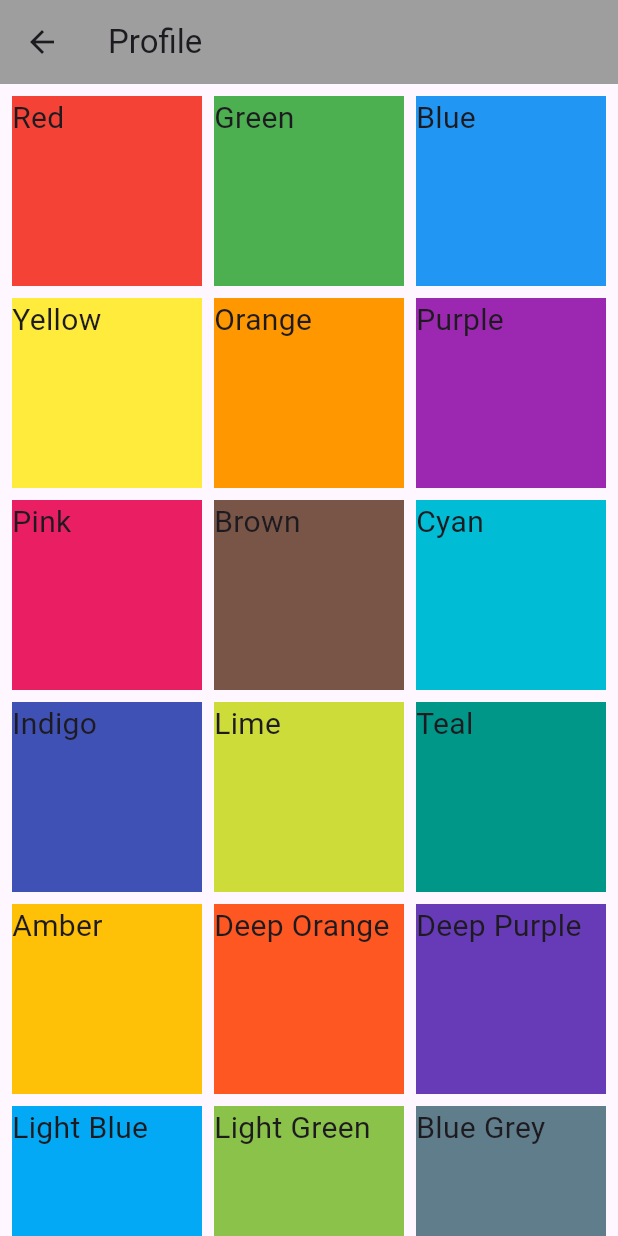
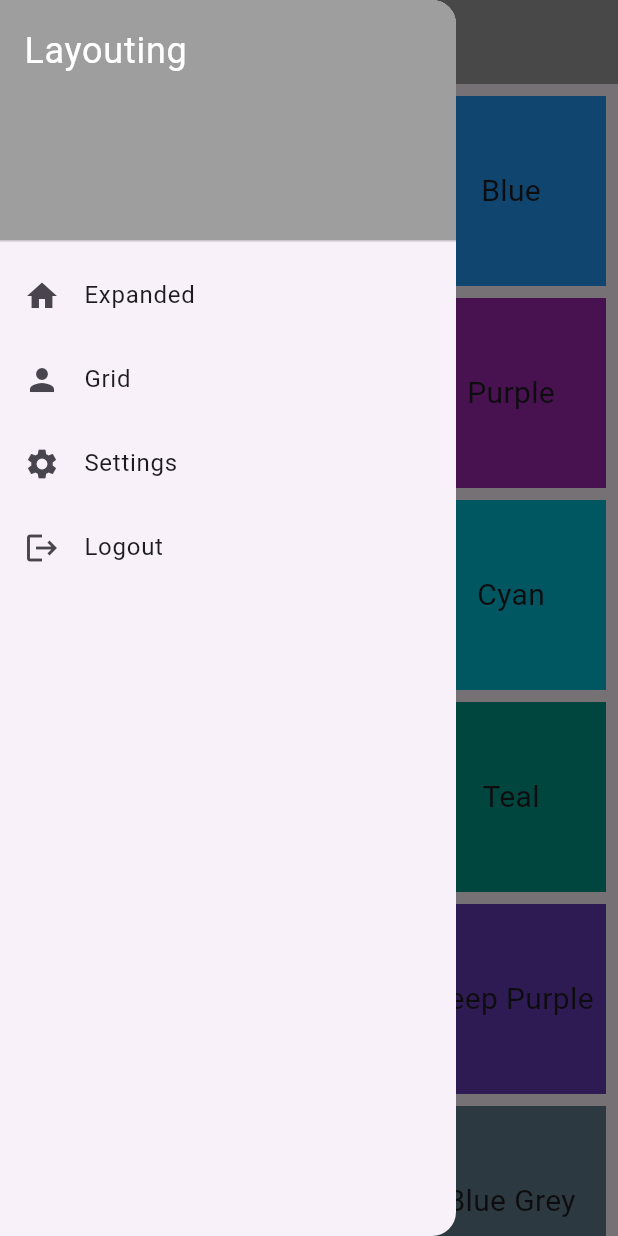
Before and after one commit to Habibieproject/ppkd_b_1, a Flutter app: the ProfileScreen screen opened directly, with the side drawer open (before the commit the screen has no drawer), on a phone screen of 412 x 824 dp. Run offline on Flutter 3.47's test engine with Material 3 defaults, Android fonts, the light colour scheme and no system bars.

Commit message:
Layouting Widget :  Expanded

```diff
--- a/lib/views/main/main_screen.dart
+++ b/lib/views/main/main_screen.dart
@@ -61,6 +61,7 @@ class _MainScreenState extends State<MainScreen> {
           BottomNavigationBarItem(icon: Icon(Icons.school), label: 'School'),
           BottomNavigationBarItem(icon: Icon(Icons.stacked_bar_chart), label: 'Stack'),
         ],
+
         currentIndex: _selectedIndex,
         selectedItemColor: Colors.amber[800],
         unselectedItemColor: Colors.blue[800],
--- a/lib/views/main/stack/profile_screen.dart
+++ b/lib/views/main/stack/profile_screen.dart
@@ -1,31 +1,94 @@
 import 'package:flutter/material.dart';
 import 'package:ppkd_b_1/data/grid_data.dart';
+import 'package:ppkd_b_1/views/main/stack/widgets/expanded.dart';
+import 'package:ppkd_b_1/views/main/stack/widgets/gridview.dart';
 
-class ProfileScreen extends StatelessWidget {
+class ProfileScreen extends StatefulWidget {
   const ProfileScreen({super.key});
+
+  @override
+  _ProfileScreenState createState() => _ProfileScreenState();
+}
+
+class _ProfileScreenState extends State<ProfileScreen> {
+  String _selectedItem = 'Grid';
+
+  void _onItemTapped(String item) {
+    setState(() {
+      _selectedItem = item;
+    });
+  }
 
   @override
   Widget build(BuildContext context) {
     return Scaffold(
       appBar: AppBar(
         backgroundColor: Colors.grey,
-        title: const Text('Profile')),
-      body:GridView.builder(
-        padding: EdgeInsets.all(8),
-        gridDelegate: const SliverGridDelegateWithFixedCrossAxisCount(
-          crossAxisCount: 3,
-          mainAxisSpacing: 8,
-          crossAxisSpacing: 8
+        title: const Text('Profile'),
+      ),
+      drawer: Drawer(
+        child: ListView(
+          padding: EdgeInsets.zero,
+          children: <Widget>[
+            DrawerHeader(
+              decoration: BoxDecoration(
+                color: Colors.grey,
+              ),
+              child: Text(
+                'Layouting',
+                style: TextStyle(
+                  color: Colors.white,
+                  fontSize: 24,
+                ),
+              ),
+            ),
+            ListTile(
+              leading: Icon(Icons.home),
+              title: Text('Expanded'),
+              onTap: () {
+                _onItemTapped('Expanded');
+              },
+            ),
+            ListTile(
+              leading: Icon(Icons.person),
+              title: Text('Grid'),
+              onTap: () {
+                _onItemTapped('Grid');
+              },
+            ),
+            ListTile(
+              leading: Icon(Icons.settings),
+              title: Text('Settings'),
+              onTap: () {
+                _onItemTapped('Settings');
+              },
+            ),
+            ListTile(
+              leading: Icon(Icons.logout),
+              title: Text('Logout'),
+              onTap: () {
+                _onItemTapped('Logout');
+              },
+            ),
+          ],
         ),
-        itemCount: gridData.length,
-        itemBuilder: (BuildContext context, int index) {
-          final data = gridData[index];
-          return Container(
-            color: data.color,
-            child: Text(data.name, style: TextStyle(fontSize: 20),),
-          );
-        },
       ),
+      body: _buildBody(),
     );
   }
+
+  Widget _buildBody() {
+    switch (_selectedItem) {
+      case 'Expanded':
+        return ExpandedScreen();
+      case 'Grid':
+        return GridviewScreen();
+      case 'Settings':
+        return Center(child: Text('Settings Screen', style: TextStyle(fontSize: 24)));
+      case 'Logout':
+        return Center(child: Text('Logout Screen', style: TextStyle(fontSize: 24)));
+      default:
+        return Center(child: Text('Profile Screen', style: TextStyle(fontSize: 24)));
+    }
+  }
 }
--- /dev/null
+++ b/lib/views/main/stack/widgets/gridview.dart
@@ -0,0 +1,34 @@
+
+import 'package:flutter/material.dart';
+import 'package:ppkd_b_1/data/grid_data.dart';
+
+class GridviewScreen extends StatelessWidget {
+  const GridviewScreen({
+    super.key,
+  });
+
+  @override
+  Widget build(BuildContext context) {
+    return GridView.builder(
+      padding: EdgeInsets.all(8),
+      gridDelegate: const SliverGridDelegateWithFixedCrossAxisCount(
+        crossAxisCount: 3,
+        mainAxisSpacing: 8,
+        crossAxisSpacing: 8,
+      ),
+      itemCount: gridData.length,
+      itemBuilder: (BuildContext context, int index) {
+        final data = gridData[index];
+        return Container(
+          color: data.color,
+          child: Center(
+            child: Text(
+              data.name,
+              style: TextStyle(fontSize: 20),
+            ),
+          ),
+        );
+      },
+    );
+  }
+}
```
Also changed, not shown: lib/views/main/stack/widgets/expanded.dart (added, +52 -0 lines).
